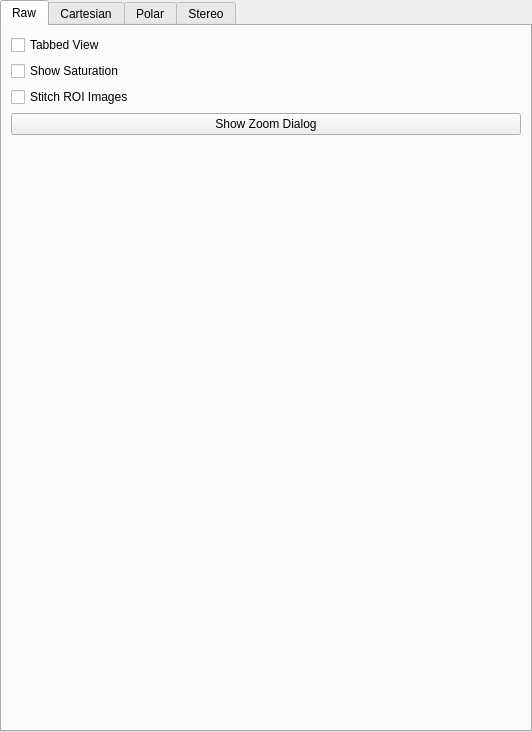
The window that hexrdgui/resources/ui/image_mode_widget.ui (HEXRD/hexrdgui) describes before a commit, drawn with Qt 5.
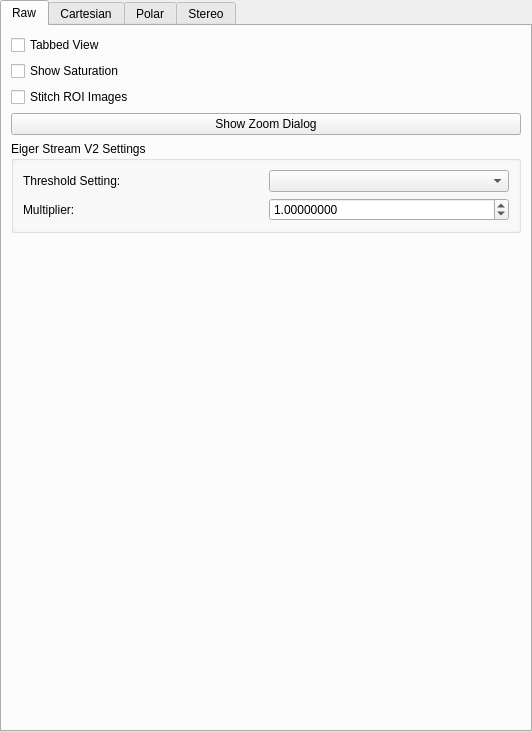
The same window after the commit. The open tabs and pages were chosen to show the change. Custom widgets are drawn as their Qt base class.

Commit message:
Add support for loading eiger-stream-v2 files
This also adds support for changing the threshold settings for
Eiger stream v2 files.

The application automatically detects if eiger-stream-v2 files are
loaded. If they are, new options appear in the raw view settings
that allow users to switch between the different threshold settings.

The edit to the form file:
```diff
--- a/hexrdgui/resources/ui/image_mode_widget.ui
+++ b/hexrdgui/resources/ui/image_mode_widget.ui
@@ -88,6 +88,19 @@
          </item>
         </layout>
        </item>
+       <item row="3" column="0" colspan="2">
+        <spacer name="verticalSpacer_5">
+         <property name="orientation">
+          <enum>Qt::Vertical</enum>
+         </property>
+         <property name="sizeHint" stdset="0">
+          <size>
+           <width>20</width>
+           <height>40</height>
+          </size>
+         </property>
+        </spacer>
+       </item>
        <item row="1" column="0" colspan="2">
         <widget class="QPushButton" name="raw_show_zoom_dialog">
          <property name="text">
@@ -96,17 +109,62 @@
         </widget>
        </item>
        <item row="2" column="0" colspan="2">
-        <spacer name="verticalSpacer_5">
-         <property name="orientation">
-          <enum>Qt::Vertical</enum>
+        <widget class="QGroupBox" name="eiger_stream_v2_group">
+         <property name="title">
+          <string>Eiger Stream V2 Settings</string>
          </property>
-         <property name="sizeHint" stdset="0">
-          <size>
-           <width>20</width>
-           <height>40</height>
-          </size>
-         </property>
-        </spacer>
+         <layout class="QGridLayout" name="gridLayout_3">
+          <item row="0" column="0">
+           <widget class="QLabel" name="eiger_stream_v2_setting_label">
+            <property name="toolTip">
+             <string>&lt;html&gt;&lt;head/&gt;&lt;body&gt;&lt;p&gt;Whether to use energy threshold 1, energy threshold 2, or the following expression:&lt;/p&gt;&lt;p&gt;&lt;br/&gt;&lt;/p&gt;&lt;p&gt;&lt;span style=&quot; font-weight:600;&quot;&gt;threshold_1 - multiplier * threshold_2&lt;br/&gt;&lt;/span&gt;&lt;/p&gt;&lt;p&gt;The multiplier is only used if &amp;quot;Difference&amp;quot; is selected.&lt;/p&gt;&lt;/body&gt;&lt;/html&gt;</string>
+            </property>
+            <property name="text">
+             <string>Threshold Setting:</string>
+            </property>
+           </widget>
+          </item>
+          <item row="0" column="1">
+           <widget class="QComboBox" name="eiger_stream_v2_setting">
+            <property name="toolTip">
+             <string>&lt;html&gt;&lt;head/&gt;&lt;body&gt;&lt;p&gt;Whether to use energy threshold 1, energy threshold 2, or the following expression:&lt;/p&gt;&lt;p&gt;&lt;br/&gt;&lt;/p&gt;&lt;p&gt;&lt;span style=&quot; font-weight:600;&quot;&gt;threshold_1 - multiplier * threshold_2&lt;br/&gt;&lt;/span&gt;&lt;/p&gt;&lt;p&gt;The multiplier is only used if &amp;quot;Difference&amp;quot; is selected.&lt;/p&gt;&lt;/body&gt;&lt;/html&gt;</string>
+            </property>
+           </widget>
+          </item>
+          <item row="1" column="0">
+           <widget class="QLabel" name="eiger_stream_v2_multiplier_label">
+            <property name="toolTip">
+             <string>&lt;html&gt;&lt;head/&gt;&lt;body&gt;&lt;p&gt;The multiplier to use when the &amp;quot;Threshold Setting&amp;quot; is &amp;quot;Difference&amp;quot;. The multiplier is used in the following expression:&lt;/p&gt;&lt;p&gt;&lt;br/&gt;&lt;/p&gt;&lt;p&gt;&lt;span style=&quot; font-weight:600;&quot;&gt;threshold_1 - multiplier * threshold_2&lt;/span&gt;&lt;/p&gt;&lt;/body&gt;&lt;/html&gt;</string>
+            </property>
+            <property name="text">
+             <string>Multiplier:</string>
+            </property>
+           </widget>
+          </item>
+          <item row="1" column="1">
+           <widget class="ScientificDoubleSpinBox" name="eiger_stream_v2_multiplier">
+            <property name="toolTip">
+             <string>&lt;html&gt;&lt;head/&gt;&lt;body&gt;&lt;p&gt;The multiplier to use when the &amp;quot;Threshold Setting&amp;quot; is &amp;quot;Difference&amp;quot;. The multiplier is used in the following expression:&lt;/p&gt;&lt;p&gt;&lt;br/&gt;&lt;/p&gt;&lt;p&gt;&lt;span style=&quot; font-weight:600;&quot;&gt;threshold_1 - multiplier * threshold_2&lt;/span&gt;&lt;/p&gt;&lt;/body&gt;&lt;/html&gt;</string>
+            </property>
+            <property name="keyboardTracking">
+             <bool>false</bool>
+            </property>
+            <property name="decimals">
+             <number>8</number>
+            </property>
+            <property name="minimum">
+             <double>-10000000.000000000000000</double>
+            </property>
+            <property name="maximum">
+             <double>100000000.000000000000000</double>
+            </property>
+            <property name="value">
+             <double>1.000000000000000</double>
+            </property>
+           </widget>
+          </item>
+         </layout>
+        </widget>
        </item>
       </layout>
      </widget>
```
Left out of the diff: 9 changed lines with no effect on the pictures. The commit also changes 2 other files.
